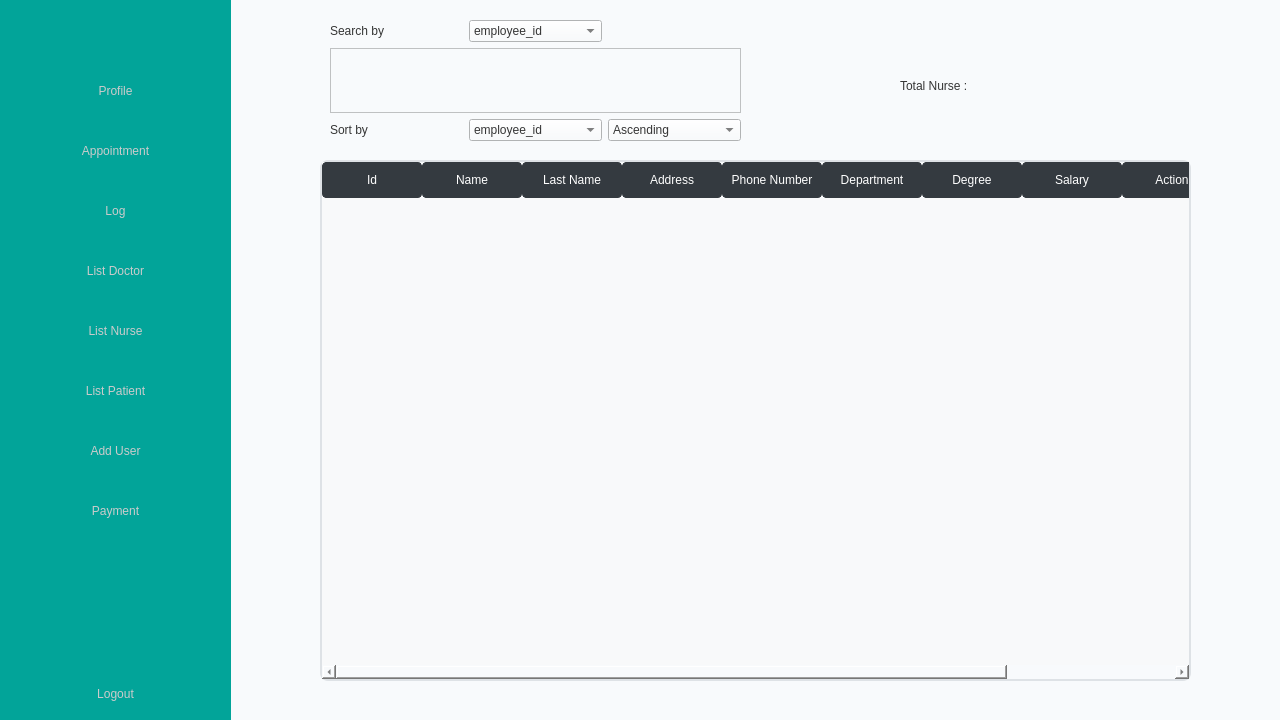
Before: the Qt Designer form src/gui/ui/MainWindowAdmin.ui in RoronoaZoro321/Healthcare-Management-System, drawn with Qt 5.
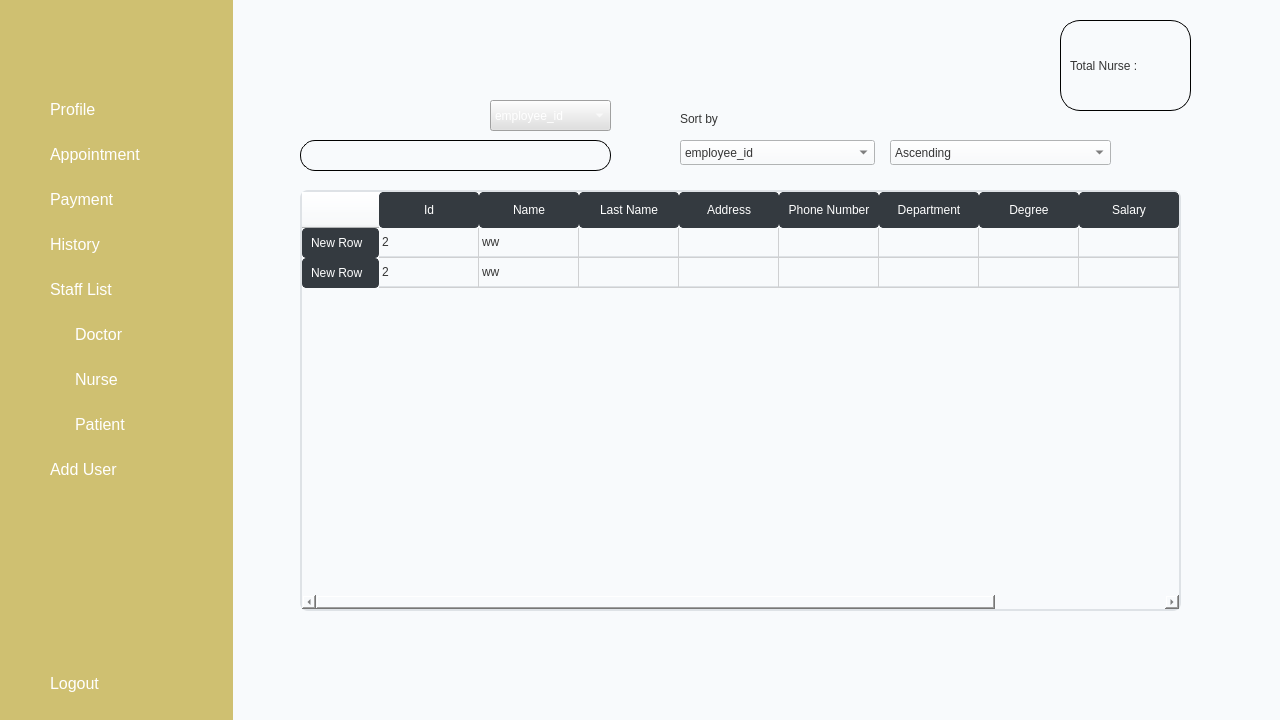
After: the same form once the commit is applied. The open tabs and pages were chosen to show the change. Icons and pictures are not drawn.

Commit message: update main admin

```diff
--- a/src/gui/ui/MainWindowAdmin.ui
+++ b/src/gui/ui/MainWindowAdmin.ui
@@ -442,30 +442,42 @@
            <height>721</height>
           </rect>
          </property>
+         <widget class="QWidget" name="widget_6" native="true">
+          <property name="geometry">
+           <rect>
+            <x>70</x>
+            <y>100</y>
+            <width>921</width>
+            <height>571</height>
+           </rect>
+          </property>
+          <property name="styleSheet">
+           <string notr="true">font: 13pt &quot;Arial&quot;;</string>
+          </property>
          <widget class="QTableWidget" name="tableWidget_3">
           <property name="geometry">
            <rect>
-            <x>100</x>
-            <y>170</y>
-            <width>871</width>
-            <height>521</height>
+             <x>10</x>
+             <y>100</y>
+             <width>881</width>
+             <height>421</height>
            </rect>
           </property>
           <property name="styleSheet">
            <string notr="true">            QTableWidget {
-                background-color: #f8f9fa;
+                background-color: #blue;
                 border: 2px solid #dee2e6;
                 border-radius: 8px;
                 selection-background-color: #007bff;
             }
 
             QTableWidget::item {
-                color: #495057;
+                color: #green;
                 border-bottom: 1px solid #dee2e6;
             }
 
             QTableWidget::item:selected {
-                background-color: #007bff;
+                background-color: #red;
                 color: #ffffff;
             }
 
@@ -485,6 +497,16 @@
                 background-color: #495057;
             }</string>
           </property>
+           <row>
+            <property name="text">
+             <string>New Row</string>
+            </property>
+           </row>
+           <row>
+            <property name="text">
+             <string>New Row</string>
+            </property>
+           </row>
           <column>
            <property name="text">
             <string>Id</string>
@@ -535,90 +557,49 @@
             <string>Edit</string>
            </property>
           </column>
-         </widget>
-         <widget class="QLabel" name="label_4">
-          <property name="geometry">
-           <rect>
-            <x>680</x>
-            <y>80</y>
-            <width>181</width>
-            <height>31</height>
-           </rect>
-          </property>
+           <item row="0" column="0">
+            <property name="text">
+             <string>2</string>
+            </property>
+           </item>
+           <item row="0" column="1">
           <property name="text">
-           <string>Total Nurse : </string>
-          </property>
-         </widget>
-         <widget class="QWidget" name="widget_7" native="true">
-          <property name="geometry">
-           <rect>
-            <x>110</x>
-            <y>30</y>
-            <width>411</width>
-            <height>121</height>
-           </rect>
-          </property>
-          <layout class="QGridLayout" name="gridLayout_5">
-           <item row="2" column="0">
+             <string>ww</string>
+            </property>
+           </item>
+           <item row="1" column="0">
+            <property name="text">
+             <string>2</string>
+            </property>
+           </item>
+           <item row="1" column="1">
+            <property name="text">
+             <string>ww</string>
+            </property>
+           </item>
+          </widget>
             <widget class="QLabel" name="label_9">
+           <property name="geometry">
+            <rect>
+             <x>390</x>
+             <y>20</y>
+             <width>122</width>
+             <height>17</height>
+            </rect>
+           </property>
              <property name="text">
               <string>Sort by</string>
              </property>
             </widget>
-           </item>
-           <item row="0" column="0">
-            <widget class="QLabel" name="label_10">
-             <property name="text">
-              <string>Search by </string>
-             </property>
-            </widget>
-           </item>
-           <item row="0" column="1">
-            <widget class="QComboBox" name="comboBox_7">
-             <item>
-              <property name="text">
-               <string>employee_id</string>
-              </property>
-             </item>
-             <item>
-              <property name="text">
-               <string>fname</string>
-              </property>
-             </item>
-             <item>
-              <property name="text">
-               <string>lname</string>
-              </property>
-             </item>
-             <item>
-              <property name="text">
-               <string>address</string>
-              </property>
-             </item>
-             <item>
-              <property name="text">
-               <string>phone_number</string>
-              </property>
-             </item>
-             <item>
-              <property name="text">
-               <string>department</string>
-              </property>
-             </item>
-             <item>
-              <property name="text">
-               <string>qualifications</string>
-              </property>
-             </item>
-             <item>
-              <property name="text">
-               <string>salary</string>
-              </property>
-             </item>
-            </widget>
-           </item>
-           <item row="2" column="2">
             <widget class="QComboBox" name="comboBox_8">
+           <property name="geometry">
+            <rect>
+             <x>600</x>
+             <y>50</y>
+             <width>221</width>
+             <height>25</height>
+            </rect>
+           </property>
              <item>
               <property name="text">
                <string>Ascending</string>
@@ -630,23 +611,69 @@
               </property>
              </item>
             </widget>
+          <widget class="QComboBox" name="comboBox_7">
+           <property name="geometry">
+            <rect>
+             <x>200</x>
+             <y>10</y>
+             <width>121</width>
+             <height>31</height>
+            </rect>
+           </property>
+           <property name="styleSheet">
+            <string notr="true">background: #E0E0E0;
+color: white;</string>
+           </property>
+           <item>
+            <property name="text">
+             <string>employee_id</string>
+            </property>
            </item>
-           <item row="1" column="0" colspan="3">
-            <widget class="QTextEdit" name="textEdit_3">
-             <property name="html">
-              <string>&lt;!DOCTYPE HTML PUBLIC &quot;-//W3C//DTD HTML 4.0//EN&quot; &quot;http://www.w3.org/TR/REC-html40/strict.dtd&quot;&gt;
-&lt;html&gt;&lt;head&gt;&lt;meta name=&quot;qrichtext&quot; content=&quot;1&quot; /&gt;&lt;meta charset=&quot;utf-8&quot; /&gt;&lt;style type=&quot;text/css&quot;&gt;
-p, li { white-space: pre-wrap; }
-hr { height: 1px; border-width: 0; }
-li.unchecked::marker { content: &quot;\2610&quot;; }
-li.checked::marker { content: &quot;\2612&quot;; }
-&lt;/style&gt;&lt;/head&gt;&lt;body style=&quot; font-family:'Osaka'; font-size:13pt; font-weight:400; font-style:normal;&quot;&gt;
-&lt;p style=&quot;-qt-paragraph-type:empty; margin-top:0px; margin-bottom:0px; margin-left:0px; margin-right:0px; -qt-block-indent:0; text-indent:0px;&quot;&gt;&lt;br /&gt;&lt;/p&gt;&lt;/body&gt;&lt;/html&gt;</string>
-             </property>
-            </widget>
-           </item>
-           <item row="2" column="1">
+           <item>
+            <property name="text">
+             <string>fname</string>
+            </property>
+           </item>
+           <item>
+            <property name="text">
+             <string>lname</string>
+            </property>
+           </item>
+           <item>
+            <property name="text">
+             <string>address</string>
+            </property>
+           </item>
+           <item>
+            <property name="text">
+             <string>phone_number</string>
+            </property>
+           </item>
+           <item>
+            <property name="text">
+             <string>department</string>
+            </property>
+           </item>
+           <item>
+            <property name="text">
+             <string>qualifications</string>
+            </property>
+           </item>
+           <item>
+            <property name="text">
+             <string>salary</string>
+            </property>
+           </item>
+          </widget>
             <widget class="QComboBox" name="comboBox_9">
+           <property name="geometry">
+            <rect>
+             <x>390</x>
+             <y>50</y>
+             <width>195</width>
+             <height>25</height>
+            </rect>
+           </property>
              <item>
               <property name="text">
                <string>employee_id</string>
@@ -688,8 +715,86 @@
               </property>
              </item>
             </widget>
-           </item>
-          </layout>
+          <widget class="QTextEdit" name="textEdit_3">
+           <property name="geometry">
+            <rect>
+             <x>10</x>
+             <y>50</y>
+             <width>311</width>
+             <height>31</height>
+            </rect>
+           </property>
+           <property name="styleSheet">
+            <string notr="true">border: 1px solid black;
+border-radius: 15px;</string>
+           </property>
+           <property name="html">
+            <string>&lt;!DOCTYPE HTML PUBLIC &quot;-//W3C//DTD HTML 4.0//EN&quot; &quot;http://www.w3.org/TR/REC-html40/strict.dtd&quot;&gt;
+&lt;html&gt;&lt;head&gt;&lt;meta name=&quot;qrichtext&quot; content=&quot;1&quot; /&gt;&lt;meta charset=&quot;utf-8&quot; /&gt;&lt;style type=&quot;text/css&quot;&gt;
+p, li { white-space: pre-wrap; }
+hr { height: 1px; border-width: 0; }
+li.unchecked::marker { content: &quot;\2610&quot;; }
+li.checked::marker { content: &quot;\2612&quot;; }
+&lt;/style&gt;&lt;/head&gt;&lt;body style=&quot; font-family:'Arial'; font-size:13pt; font-weight:400; font-style:normal;&quot;&gt;
+&lt;p style=&quot;-qt-paragraph-type:empty; margin-top:0px; margin-bottom:0px; margin-left:0px; margin-right:0px; -qt-block-indent:0; text-indent:0px; font-family:'Osaka';&quot;&gt;&lt;br /&gt;&lt;/p&gt;&lt;/body&gt;&lt;/html&gt;</string>
+           </property>
+          </widget>
+          <widget class="QLabel" name="label_10">
+           <property name="geometry">
+            <rect>
+             <x>20</x>
+             <y>60</y>
+             <width>15</width>
+             <height>15</height>
+            </rect>
+           </property>
+           <property name="maximumSize">
+            <size>
+             <width>15</width>
+             <height>15</height>
+            </size>
+           </property>
+           <property name="text">
+            <string/>
+           </property>
+           <property name="pixmap">
+            <pixmap resource="resource.qrc">:/icon/search.png</pixmap>
+           </property>
+           <property name="scaledContents">
+            <bool>true</bool>
+           </property>
+          </widget>
+         </widget>
+         <widget class="QWidget" name="widget_7" native="true">
+          <property name="geometry">
+           <rect>
+            <x>840</x>
+            <y>30</y>
+            <width>131</width>
+            <height>91</height>
+           </rect>
+          </property>
+          <property name="styleSheet">
+           <string notr="true">border: 1px solid black;
+border-radius: 20px</string>
+          </property>
+          <widget class="QLabel" name="label_4">
+           <property name="geometry">
+            <rect>
+             <x>10</x>
+             <y>30</y>
+             <width>111</width>
+             <height>31</height>
+            </rect>
+           </property>
+           <property name="styleSheet">
+            <string notr="true">border: None;
+font: 700 13pt &quot;Arial&quot;;</string>
+           </property>
+           <property name="text">
+            <string>Total Nurse : </string>
+           </property>
+          </widget>
          </widget>
         </widget>
        </widget>
@@ -918,18 +1023,24 @@
      <rect>
       <x>0</x>
       <y>0</y>
-      <width>231</width>
-      <height>721</height>
+      <width>233</width>
+      <height>740</height>
      </rect>
     </property>
     <property name="styleSheet">
-     <string notr="true">background-color: #02A499;
+     <string notr="true">background-color: #CFC071;
 
 </string>
     </property>
-    <layout class="QVBoxLayout" name="verticalLayout_2">
-     <item>
       <widget class="QWidget" name="widget_4" native="true">
+     <property name="geometry">
+      <rect>
+       <x>12</x>
+       <y>12</y>
+       <width>209</width>
+       <height>81</height>
+      </rect>
+     </property>
        <layout class="QHBoxLayout" name="horizontalLayout">
         <item>
          <spacer name="horizontalSpacer_2">
@@ -938,8 +1049,8 @@
           </property>
           <property name="sizeHint" stdset="0">
            <size>
-            <width>64</width>
-            <height>20</height>
+          <width>61</width>
+          <height>54</height>
            </size>
           </property>
          </spacer>
@@ -973,40 +1084,44 @@
           </property>
           <property name="sizeHint" stdset="0">
            <size>
-            <width>63</width>
-            <height>20</height>
+          <width>60</width>
+          <height>54</height>
            </size>
           </property>
          </spacer>
         </item>
        </layout>
       </widget>
-     </item>
-     <item>
-      <spacer name="horizontalSpacer">
-       <property name="orientation">
-        <enum>Qt::Horizontal</enum>
-       </property>
-       <property name="sizeHint" stdset="0">
-        <size>
-         <width>40</width>
-         <height>20</height>
-        </size>
-       </property>
-      </spacer>
-     </item>
+    <widget class="QWidget" name="">
+     <property name="geometry">
+      <rect>
+       <x>0</x>
+       <y>90</y>
+       <width>241</width>
+       <height>633</height>
+      </rect>
+     </property>
+     <layout class="QVBoxLayout" name="verticalLayout_2">
      <item>
       <widget class="QPushButton" name="pushButton_2">
        <property name="styleSheet">
         <string notr="true">QPushButton {
-	color: rgb(203, 203, 203);
-	margin: 20px;
+	color: white;
+	padding: 10%;
 	border: none;
+	padding-left: 50%;
+	text-align:left;
+	font-size: 16px;
+	font: 16pt &quot;Cambria&quot;;
 }
 
 QPushButton:hover {
-	color: white;
-}</string>
+	padding: 10%;
+	padding-left: 45%;
+	text-align:left;
+	background: #A5995B;
+}
+</string>
        </property>
        <property name="text">
         <string>Profile</string>
@@ -1027,21 +1142,65 @@
       <widget class="QPushButton" name="pushButton_3">
        <property name="styleSheet">
         <string notr="true">QPushButton {
-	color: rgb(203, 203, 203);
-	margin: 20px;
+	color: white;
+	padding: 10%;
 	border: none;
+	padding-left: 50%;
+	text-align:left;
+	font-size: 16px;
+	font: 16pt &quot;Cambria&quot;;
 }
 
 QPushButton:hover {
-	color: white;
-}</string>
+	padding: 10%;
+	padding-left: 45%;
+	text-align:left;
+	background: #A5995B;
+}
+</string>
        </property>
        <property name="text">
         <string>Appointment</string>
        </property>
        <property name="icon">
         <iconset resource="resource.qrc">
-         <normaloff>:/icon/image/schedule.png</normaloff>:/icon/image/schedule.png</iconset>
+          <normaloff>:/icon/appointment.png</normaloff>:/icon/appointment.png</iconset>
+        </property>
+        <property name="iconSize">
+         <size>
+          <width>25</width>
+          <height>25</height>
+         </size>
+        </property>
+       </widget>
+      </item>
+      <item>
+       <widget class="QPushButton" name="pushButton_9">
+        <property name="styleSheet">
+         <string notr="true">QPushButton {
+	color: white;
+	padding: 10%;
+	border: none;
+	padding-left: 50%;
+	text-align:left;
+	font-size: 16px;
+	font: 16pt &quot;Cambria&quot;;
+}
+
+QPushButton:hover {
+	padding: 10%;
+	padding-left: 45%;
+	text-align:left;
+	background: #A5995B;
+}
+</string>
+        </property>
+        <property name="text">
+         <string>Payment</string>
+        </property>
+        <property name="icon">
+         <iconset resource="resource.qrc">
+          <normaloff>:/icon/bill.png</normaloff>:/icon/bill.png</iconset>
        </property>
        <property name="iconSize">
         <size>
@@ -1055,17 +1214,61 @@
       <widget class="QPushButton" name="pushButton">
        <property name="styleSheet">
         <string notr="true">QPushButton {
-	color: rgb(203, 203, 203);
-	margin: 20px;
+	color: white;
+	padding: 10%;
 	border: none;
+	padding-left: 50%;
+	text-align:left;
+	font-size: 16px;
+	font: 16pt &quot;Cambria&quot;;
 }
 
 QPushButton:hover {
+	padding: 10%;
+	padding-left: 45%;
+	text-align:left;
+	background: #A5995B;
+}
+</string>
+        </property>
+        <property name="text">
+         <string>History</string>
+        </property>
+        <property name="icon">
+         <iconset resource="resource.qrc">
+          <normaloff>:/icon/history2.png</normaloff>:/icon/history2.png</iconset>
+        </property>
+        <property name="iconSize">
+         <size>
+          <width>25</width>
+          <height>25</height>
+         </size>
+        </property>
+       </widget>
+      </item>
+      <item>
+       <widget class="QPushButton" name="pushButton_10">
+        <property name="styleSheet">
+         <string notr="true">QPushButton {
 	color: white;
-}</string>
+	padding: 10%;
+	border: none;
+	padding-left: 50%;
+	text-align:left;
+	font-size: 16px;
+	font: 16pt &quot;Cambria&quot;;
+}
+
+QPushButton:hover {
+	padding: 10%;
+	padding-left: 45%;
+	text-align:left;
+	background: #A5995B;
+}
+</string>
        </property>
        <property name="text">
-        <string>Log</string>
+         <string>Staff List</string>
        </property>
        <property name="icon">
         <iconset resource="resource.qrc">
@@ -1083,17 +1286,29 @@
       <widget class="QPushButton" name="pushButton_5">
        <property name="styleSheet">
         <string notr="true">QPushButton {
-	color: rgb(203, 203, 203);
-	margin: 20px;
+	color: white;
+	padding: 10%;
 	border: none;
+	padding-left: 75%;
+	text-align:left;
+	font-size: 16px;
+	font: 16pt &quot;Cambria&quot;;
 }
 
 QPushButton:hover {
-	color: white;
-}</string>
+	padding: 10%;
+	padding-left: 70%;
+	text-align:left;
+	background: #A5995B;
+}
+</string>
        </property>
        <property name="text">
-        <string>List Doctor</string>
+         <string>Doctor</string>
+        </property>
+        <property name="icon">
+         <iconset resource="resource.qrc">
+          <normaloff>:/icon/doctor.png</normaloff>:/icon/doctor.png</iconset>
        </property>
        <property name="iconSize">
         <size>
@@ -1107,17 +1322,29 @@
       <widget class="QPushButton" name="pushButton_6">
        <property name="styleSheet">
         <string notr="true">QPushButton {
-	color: rgb(203, 203, 203);
-	margin: 20px;
+	color: white;
+	padding: 10%;
 	border: none;
+	padding-left: 75%;
+	text-align:left;
+	font-size: 16px;
+	font: 16pt &quot;Cambria&quot;;
 }
 
 QPushButton:hover {
-	color: white;
-}</string>
+	padding: 10%;
+	padding-left: 70%;
+	text-align:left;
+	background: #A5995B;
+}
+</string>
        </property>
        <property name="text">
-        <string>List Nurse</string>
+         <string>Nurse</string>
+        </property>
+        <property name="icon">
+         <iconset resource="resource.qrc">
+          <normaloff>:/icon/nurse.png</normaloff>:/icon/nurse.png</iconset>
        </property>
        <property name="iconSize">
         <size>
@@ -1131,17 +1358,29 @@
       <widget class="QPushButton" name="pushButton_7">
        <property name="styleSheet">
         <string notr="true">QPushButton {
-	color: rgb(203, 203, 203);
-	margin: 20px;
+	color: white;
+	padding: 10%;
 	border: none;
+	padding-left: 75%;
+	text-align:left;
+	font-size: 16px;
+	font: 16pt &quot;Cambria&quot;;
 }
 
 QPushButton:hover {
-	color: white;
-}</string>
+	padding: 10%;
+	padding-left: 70%;
+	text-align:left;
+	background: #A5995B;
+}
+</string>
        </property>
        <property name="text">
-        <string>List Patient</string>
+         <string>Patient </string>
+        </property>
+        <property name="icon">
+         <iconset resource="resource.qrc">
+          <normaloff>:/icon/hospitalisation.png</normaloff>:/icon/hospitalisation.png</iconset>
        </property>
        <property name="iconSize">
         <size>
@@ -1155,46 +1394,34 @@
       <widget class="QPushButton" name="pushButton_8">
        <property name="styleSheet">
         <string notr="true">QPushButton {
-	color: rgb(203, 203, 203);
-	margin: 20px;
+	color: white;
+	padding: 10%;
 	border: none;
+	padding-left: 50%;
+	text-align:left;
+	font-size: 16px;
+	font: 16pt &quot;Cambria&quot;;
 }
 
 QPushButton:hover {
-	color: white;
-}</string>
+	padding: 10%;
+	padding-left: 45%;
+	text-align:left;
+	background: #A5995B;
+}
+</string>
        </property>
        <property name="text">
         <string>Add User</string>
        </property>
-       <property name="iconSize">
-        <size>
-         <width>25</width>
-         <height>25</height>
-        </size>
-       </property>
-      </widget>
-     </item>
-     <item>
-      <widget class="QPushButton" name="pushButton_9">
-       <property name="styleSheet">
-        <string notr="true">QPushButton {
-	color: rgb(203, 203, 203);
-	margin: 20px;
-	border: none;
-}
-
-QPushButton:hover {
-	color: white;
-}</string>
-       </property>
-       <property name="text">
-        <string>Payment</string>
-       </property>
+        <property name="icon">
+         <iconset resource="resource.qrc">
+          <normaloff>:/icon/add-user.png</normaloff>:/icon/add-user.png</iconset>
+        </property>
        <property name="iconSize">
         <size>
-         <width>25</width>
-         <height>25</height>
+          <width>20</width>
+          <height>20</height>
         </size>
        </property>
       </widget>
@@ -1207,7 +1434,7 @@
        <property name="sizeHint" stdset="0">
         <size>
          <width>20</width>
-         <height>40</height>
+          <height>17</height>
         </size>
        </property>
       </spacer>
@@ -1216,25 +1443,53 @@
       <widget class="QPushButton" name="pushButton_4">
        <property name="styleSheet">
         <string notr="true">QPushButton {
-	color: rgb(203, 203, 203);
-	margin: 20px;
+	color: white;
+	padding: 10%;
 	border: none;
+	padding-left: 50%;
+	text-align:left;
+	font-size: 16px;
+	font: 16pt &quot;Cambria&quot;;
 }
 
 QPushButton:hover {
-	color: white;
-}</string>
+	padding: 10%;
+	padding-left: 45%;
+	text-align:left;
+	background: #A5995B;
+}
+</string>
        </property>
        <property name="text">
         <string>Logout</string>
        </property>
        <property name="icon">
         <iconset resource="resource.qrc">
-         <normaloff>:/icon/image/logout.png</normaloff>:/icon/image/logout.png</iconset>
+          <normaloff>:/icon/logout (1).png</normaloff>:/icon/logout (1).png</iconset>
+        </property>
+        <property name="iconSize">
+         <size>
+          <width>20</width>
+          <height>20</height>
+         </size>
        </property>
       </widget>
      </item>
-    </layout>
+      <item>
+       <spacer name="horizontalSpacer_4">
+        <property name="orientation">
+         <enum>Qt::Horizontal</enum>
+        </property>
+        <property name="sizeHint" stdset="0">
+         <size>
+          <width>40</width>
+          <height>20</height>
+         </size>
+        </property>
+       </spacer>
+      </item>
+     </layout>
+    </widget>
    </widget>
   </widget>
  </widget>
```
Left out of the diff: 10 changed lines with no effect on the pictures. Lines whose indentation alone changed are shown as unchanged. The commit also changes 17 other files.
